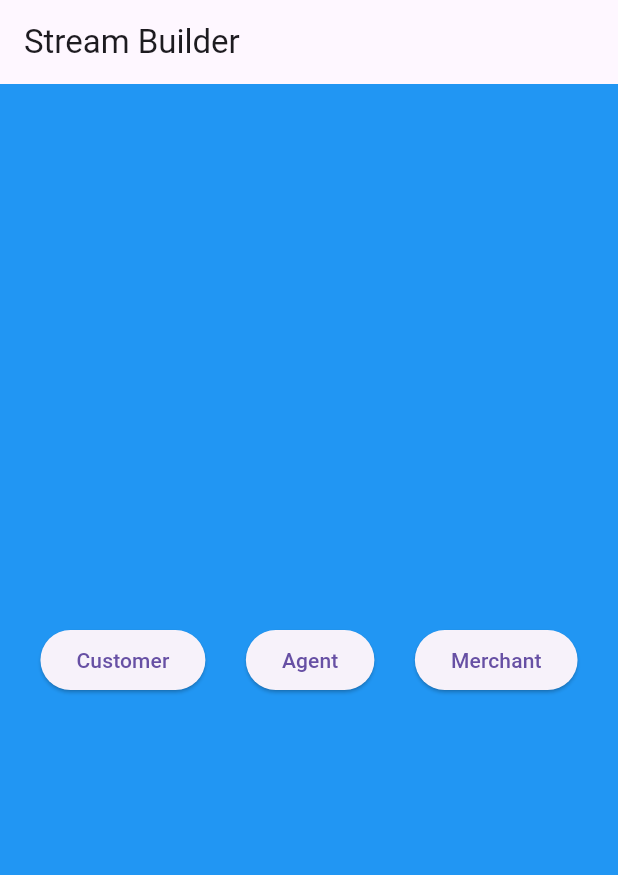
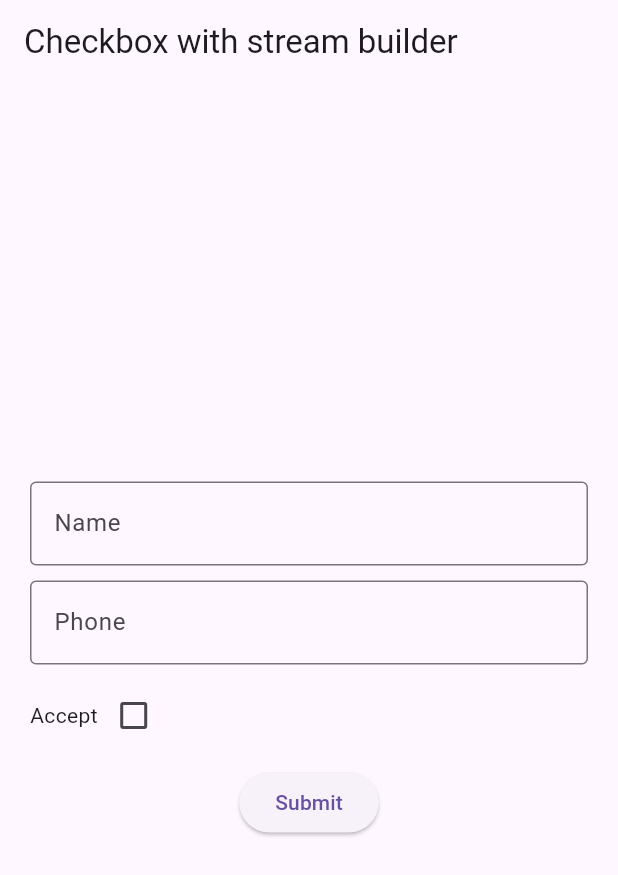
Before and after one commit to chaitanya40011/RegistrationScreens, a Flutter app: the screen it shows after launch, on a phone screen of 412 x 824 dp. Shown: the top 875 px of the screen. Run offline on Flutter 3.47's test engine with Material 3 defaults, Android fonts, the phone set to English and light mode, and no system bars.

Commit message:
completed steam builder check box

```diff
--- a/lib/main.dart
+++ b/lib/main.dart
@@ -1,3 +1,4 @@
+
 
 import 'dart:async';
 
@@ -8,72 +9,85 @@ void main() {
 }
 
 class MyApp extends StatelessWidget {
-  const MyApp({super.key});
+  const MyApp({Key? key}) : super(key: key);
 
+  // This widget is the root of your application.
   @override
   Widget build(BuildContext context) {
     return const MaterialApp(
-      home: MyHomePage(),
+      home: CheckBox(),
     );
   }
 }
 
-class MyHomePage extends StatefulWidget {
-  const MyHomePage({super.key});
+class CheckBox extends StatefulWidget {
+
+  const CheckBox({Key? key}) : super(key: key);
 
   @override
-  State<MyHomePage> createState() => MyHomePageState();
+  State<CheckBox> createState() => _MyFormState();
 }
 
-class MyHomePageState extends State<MyHomePage> {
-  final controller = StreamController<Color>();
+class _MyFormState extends State<CheckBox> {
+
+  final StreamController<bool> _checkBoxController = StreamController();
+  Stream<bool> get _checkBoxStream => _checkBoxController.stream;
+
+  @override
+  void dispose() {
+    _checkBoxController.close();
+    super.dispose();
+  }
 
   @override
   Widget build(BuildContext context) {
     return Scaffold(
       appBar: AppBar(
-        title: const Text('Stream Builder'),
+        title: const Text("Checkbox with stream builder"),
       ),
-      body: StreamBuilder<Color>(
-        stream: controller.stream,
-        initialData: Colors.blue,
-        builder: (context, snapshot) {
-          return Container(
-            color: snapshot.data,
-            child: Center(
-              child: Row(
-                mainAxisAlignment: MainAxisAlignment.spaceEvenly,
-                children: <Widget>[
-                  ElevatedButton(
-                    onPressed: () {
-                      controller.sink.add(Colors.white);
-                    },
-                    child: const Text('Customer'),
-                  ),
-                  ElevatedButton(
-                    onPressed: () {
-                      controller.sink.add(Colors.red);
-                    },
-                    child: const Text('Agent'),
-                  ),
-                  ElevatedButton(
-                    onPressed: () {
-                      controller.sink.add(Colors.green);
-                    },
-                    child: const Text('Merchant'),
-                  ),
-                ],
+      body: Padding(
+        padding: const EdgeInsets.all(20),
+        child:  Column(
+          mainAxisAlignment: MainAxisAlignment.center,
+          children: <Widget>[
+
+            const TextField(
+              decoration: InputDecoration(
+                border: OutlineInputBorder(),
+                labelText: "Name",
               ),
             ),
-          );
-        },
+            const SizedBox(height: 10,),
+            const TextField(
+              decoration: InputDecoration(
+                border: OutlineInputBorder(),
+                labelText: "Phone",
+              ),
+            ),
+            const SizedBox(height: 10,),
+            Row(
+              mainAxisAlignment: MainAxisAlignment.start,
+              children: [
+                const Text("Accept"),
+                StreamBuilder(
+                    stream: _checkBoxStream,
+                    initialData: false,
+                    builder: (BuildContext context, AsyncSnapshot<bool> snapshot ){
+                      return Checkbox(
+                          value: snapshot.data,
+                          onChanged: (changedValue){
+                            _checkBoxController.sink.add(changedValue!);
+                          }
+                      );
+                    }),
+              ],
+            ),
+            const SizedBox(height: 10,),
+            ElevatedButton(onPressed: (){},
+                child: const Text("Submit"))
+          ],
+        ),
       ),
     );
   }
-
-  @override
-  void dispose() {
-    controller.close();
-    super.dispose();
-  }
 }
```
